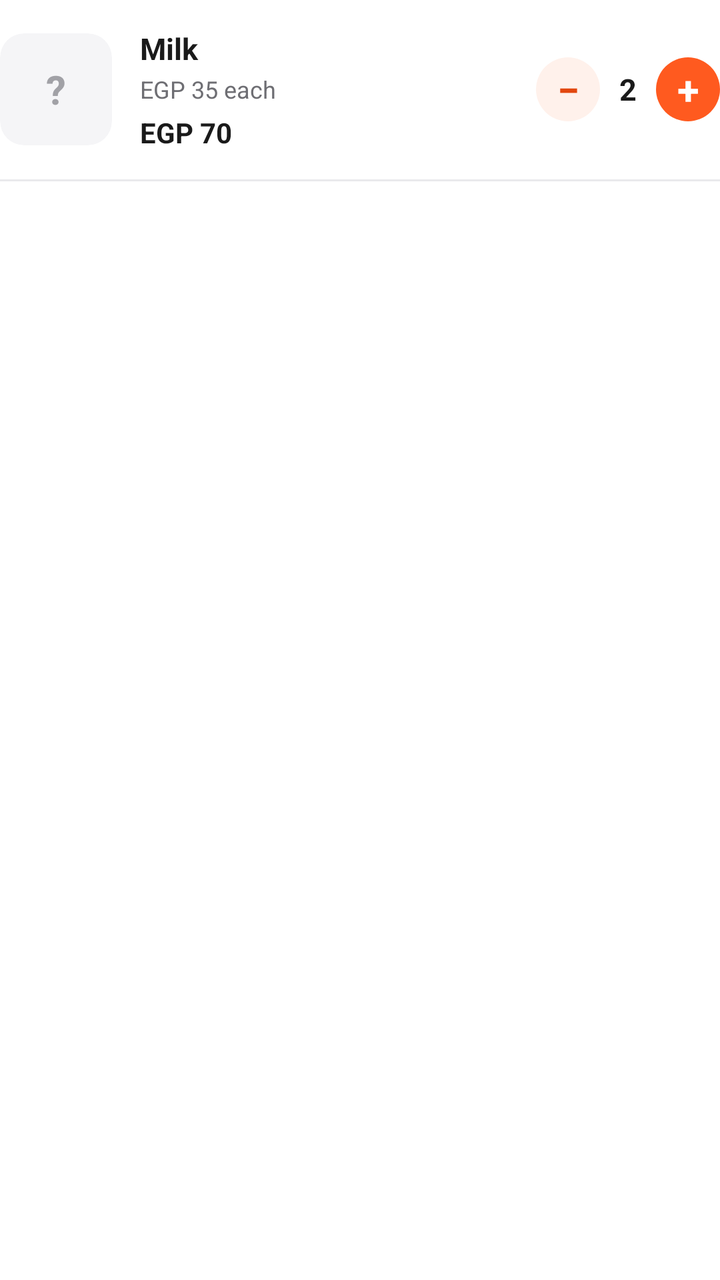
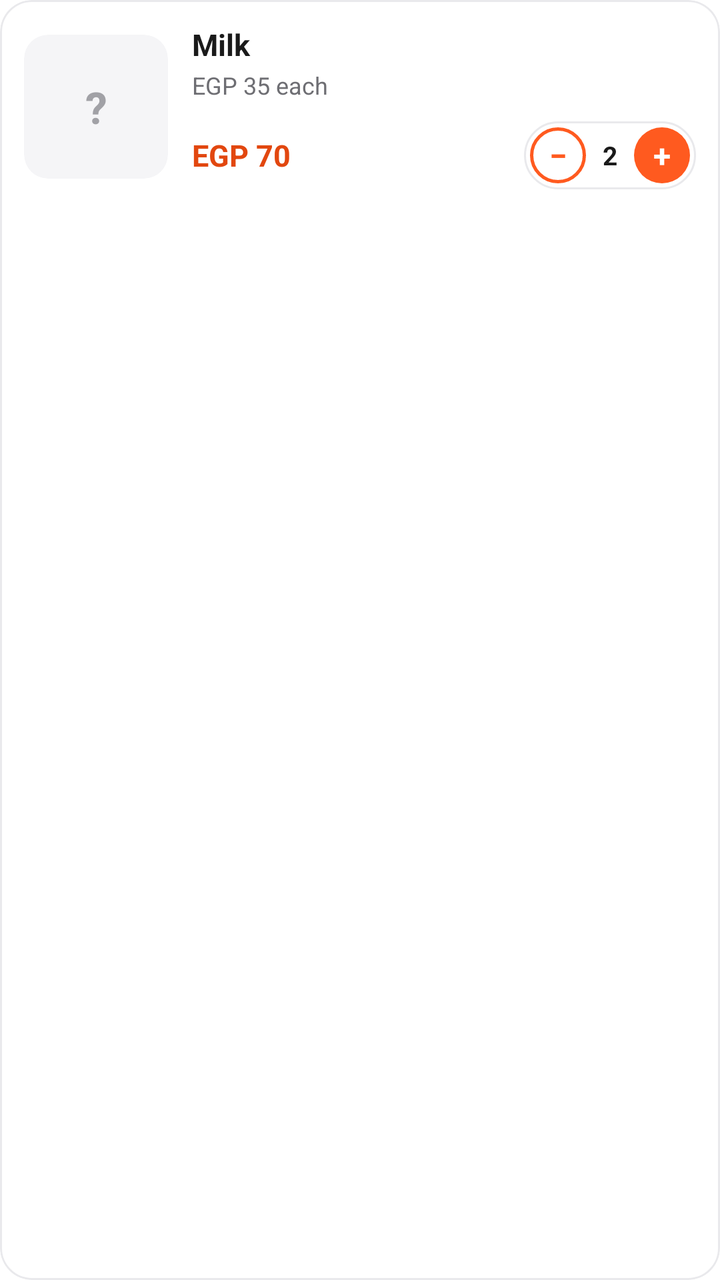

Screens rendered from an Android XML layout before and after an edit, with the pre-edit source and the edit as a unified diff.
<!-- AndroidManifest.xml: application theme Theme.SignalingFoodApp -->
<!-- res/layout/item_cart.xml -->
<?xml version="1.0" encoding="utf-8"?>
<LinearLayout xmlns:android="http://schemas.android.com/apk/res/android"
    xmlns:app="http://schemas.android.com/apk/res-auto"
    android:layout_width="match_parent"
    android:layout_height="wrap_content"
    android:orientation="vertical">

    <LinearLayout
        android:layout_width="match_parent"
        android:layout_height="wrap_content"
        android:gravity="center_vertical"
        android:orientation="horizontal"
        android:paddingVertical="14dp">

        
        <com.google.android.material.card.MaterialCardView
            android:layout_width="56dp"
            android:layout_height="56dp"
            app:cardBackgroundColor="@color/surface"
            app:cardCornerRadius="12dp"
            app:cardElevation="0dp"
            app:strokeWidth="0dp">

            <TextView
                android:id="@+id/tvCartInitial"
                android:layout_width="match_parent"
                android:layout_height="match_parent"
                android:gravity="center"
                android:text="?"
                android:textColor="@color/text_hint"
                android:textSize="20sp"
                android:textStyle="bold" />

            <ImageView
                android:id="@+id/ivCartPhoto"
                android:layout_width="match_parent"
                android:layout_height="match_parent"
                android:contentDescription="Product photo"
                android:scaleType="centerCrop" />
        </com.google.android.material.card.MaterialCardView>

        <LinearLayout
            android:layout_width="0dp"
            android:layout_height="wrap_content"
            android:layout_marginStart="14dp"
            android:layout_weight="1"
            android:orientation="vertical">

            <TextView
                android:id="@+id/tvCartName"
                android:layout_width="match_parent"
                android:layout_height="wrap_content"
                android:ellipsize="end"
                android:maxLines="1"
                android:text="Milk"
                android:textColor="@color/text_primary"
                android:textSize="15sp"
                android:textStyle="bold" />

            <TextView
                android:id="@+id/tvCartUnit"
                android:layout_width="match_parent"
                android:layout_height="wrap_content"
                android:layout_marginTop="2dp"
                android:text="EGP 35 each"
                android:textColor="@color/text_secondary"
                android:textSize="12sp" />

            <TextView
                android:id="@+id/tvCartLineTotal"
                android:layout_width="match_parent"
                android:layout_height="wrap_content"
                android:layout_marginTop="4dp"
                android:text="EGP 70"
                android:textColor="@color/text_primary"
                android:textSize="14sp"
                android:textStyle="bold" />
        </LinearLayout>

        
        <LinearLayout
            android:layout_width="wrap_content"
            android:layout_height="wrap_content"
            android:layout_marginStart="8dp"
            android:gravity="center_vertical"
            android:orientation="horizontal">

            <TextView
                android:id="@+id/btnCartMinus"
                android:layout_width="32dp"
                android:layout_height="32dp"
                android:background="@drawable/bg_circle_soft"
                android:contentDescription="Remove one"
                android:gravity="center"
                android:text="−"
                android:textColor="@color/brand_dark"
                android:textSize="20sp"
                android:textStyle="bold" />

            <TextView
                android:id="@+id/tvCartQty"
                android:layout_width="wrap_content"
                android:layout_height="wrap_content"
                android:minWidth="28dp"
                android:gravity="center"
                android:text="2"
                android:textColor="@color/text_primary"
                android:textSize="15sp"
                android:textStyle="bold" />

            <TextView
                android:id="@+id/btnCartPlus"
                android:layout_width="32dp"
                android:layout_height="32dp"
                android:background="@drawable/bg_circle_brand"
                android:contentDescription="Add one"
                android:gravity="center"
                android:text="+"
                android:textColor="@color/white"
                android:textSize="20sp"
                android:textStyle="bold" />
        </LinearLayout>
    </LinearLayout>

    
    <View
        android:layout_width="match_parent"
        android:layout_height="1dp"
        android:background="@color/divider" />
</LinearLayout>
<!-- resources referenced by this layout -->
<resources>
  <color name="brand_dark">#E2470F</color>
  <color name="divider">#E9E9EC</color>
  <color name="surface">#F5F5F7</color>
  <color name="text_hint">#A1A1A6</color>
  <color name="text_primary">#1A1A1A</color>
  <color name="text_secondary">#6E6E73</color>
  <color name="white">#FFFFFFFF</color>
  <!-- drawable bg_circle_brand (drawable) -->
  <?xml version="1.0" encoding="utf-8"?>
  <shape xmlns:android="http://schemas.android.com/apk/res/android"
      android:shape="oval">
      <solid android:color="@color/brand" />
  </shape>
  <!-- drawable bg_circle_soft (drawable) -->
  <?xml version="1.0" encoding="utf-8"?>
  <shape xmlns:android="http://schemas.android.com/apk/res/android"
      android:shape="oval">
      <solid android:color="@color/brand_soft" />
  </shape>
  <style name="Theme.SignalingFoodApp" parent="Base.Theme.SignalingFoodApp" />
  <color name="brand">#FF5A1F</color>
  <color name="brand_soft">#FFF1EB</color>
  <color name="background">#FFFFFF</color>
  <color name="error">#D93025</color>
  <style name="Widget.App.Button" parent="Widget.Material3.Button">
          <item name="android:minHeight">56dp</item>
          <item name="android:insetTop">0dp</item>
          <item name="android:insetBottom">0dp</item>
          <item name="android:textSize">16sp</item>
          <item name="android:textAllCaps">false</item>
          <item name="android:fontFamily">sans-serif-medium</item>
          <item name="cornerRadius">14dp</item>
      </style>
  <style name="Widget.App.TextInput" parent="Widget.Material3.TextInputLayout.OutlinedBox">
          <item name="boxCornerRadiusTopStart">14dp</item>
          <item name="boxCornerRadiusTopEnd">14dp</item>
          <item name="boxCornerRadiusBottomStart">14dp</item>
          <item name="boxCornerRadiusBottomEnd">14dp</item>
          <item name="boxStrokeColor">@color/input_stroke</item>
          <item name="boxStrokeWidth">1dp</item>
          <item name="boxStrokeWidthFocused">2dp</item>
          <item name="hintTextColor">@color/brand</item>
          <item name="boxBackgroundColor">@color/background</item>
      </style>
  <!-- unchanged entries left out for length: 1 -->
</resources>

<!-- the commit's change to res/layout/item_cart.xml (unified diff, before → after) -->
@@ -1,21 +1,25 @@
 <?xml version="1.0" encoding="utf-8"?>
-<LinearLayout xmlns:android="http://schemas.android.com/apk/res/android"
+<com.google.android.material.card.MaterialCardView xmlns:android="http://schemas.android.com/apk/res/android"
     xmlns:app="http://schemas.android.com/apk/res-auto"
     android:layout_width="match_parent"
     android:layout_height="wrap_content"
-    android:orientation="vertical">
+    android:layout_marginBottom="10dp"
+    app:cardBackgroundColor="@color/background"
+    app:cardCornerRadius="16dp"
+    app:cardElevation="0dp"
+    app:strokeColor="@color/divider"
+    app:strokeWidth="1dp">
 
     <LinearLayout
         android:layout_width="match_parent"
         android:layout_height="wrap_content"
         android:gravity="center_vertical"
         android:orientation="horizontal"
-        android:paddingVertical="14dp">
+        android:padding="12dp">
 
-        
         <com.google.android.material.card.MaterialCardView
-            android:layout_width="56dp"
-            android:layout_height="56dp"
+            android:layout_width="72dp"
+            android:layout_height="72dp"
             app:cardBackgroundColor="@color/surface"
             app:cardCornerRadius="12dp"
             app:cardElevation="0dp"
@@ -28,7 +32,7 @@
                 android:gravity="center"
                 android:text="?"
                 android:textColor="@color/text_hint"
-                android:textSize="20sp"
+                android:textSize="22sp"
                 android:textStyle="bold" />
 
             <ImageView
@@ -42,7 +46,7 @@
         <LinearLayout
             android:layout_width="0dp"
             android:layout_height="wrap_content"
-            android:layout_marginStart="14dp"
+            android:layout_marginStart="12dp"
             android:layout_weight="1"
             android:orientation="vertical">
 
@@ -51,7 +55,7 @@
                 android:layout_width="match_parent"
                 android:layout_height="wrap_content"
                 android:ellipsize="end"
-                android:maxLines="1"
+                android:maxLines="2"
                 android:text="Milk"
                 android:textColor="@color/text_primary"
                 android:textSize="15sp"
@@ -66,65 +70,67 @@
                 android:textColor="@color/text_secondary"
                 android:textSize="12sp" />
 
-            <TextView
-                android:id="@+id/tvCartLineTotal"
+            <LinearLayout
                 android:layout_width="match_parent"
                 android:layout_height="wrap_content"
-                android:layout_marginTop="4dp"
-                android:text="EGP 70"
-                android:textColor="@color/text_primary"
-                android:textSize="14sp"
-                android:textStyle="bold" />
-        </LinearLayout>
+                android:layout_marginTop="10dp"
+                android:gravity="center_vertical"
+                android:orientation="horizontal">
 
-        
-        <LinearLayout
-            android:layout_width="wrap_content"
-            android:layout_height="wrap_content"
-            android:layout_marginStart="8dp"
-            android:gravity="center_vertical"
-            android:orientation="horizontal">
+                <TextView
+                    android:id="@+id/tvCartLineTotal"
+                    android:layout_width="0dp"
+                    android:layout_height="wrap_content"
+                    android:layout_weight="1"
+                    android:text="EGP 70"
+                    android:textColor="@color/brand_dark"
+                    android:textSize="15sp"
+                    android:textStyle="bold" />
 
-            <TextView
-                android:id="@+id/btnCartMinus"
-                android:layout_width="32dp"
-                android:layout_height="32dp"
-                android:background="@drawable/bg_circle_soft"
-                android:contentDescription="Remove one"
-                android:gravity="center"
-                android:text="−"
-                android:textColor="@color/brand_dark"
-                android:textSize="20sp"
-                android:textStyle="bold" />
+                <LinearLayout
+                    android:layout_width="wrap_content"
+                    android:layout_height="34dp"
+                    android:background="@drawable/bg_stepper_track"
+                    android:gravity="center_vertical"
+                    android:orientation="horizontal"
+                    android:paddingHorizontal="3dp">
 
-            <TextView
-                android:id="@+id/tvCartQty"
-                android:layout_width="wrap_content"
-                android:layout_height="wrap_content"
-                android:minWidth="28dp"
-                android:gravity="center"
-                android:text="2"
-                android:textColor="@color/text_primary"
-                android:textSize="15sp"
-                android:textStyle="bold" />
+                    <TextView
+                        android:id="@+id/btnCartMinus"
+                        android:layout_width="28dp"
+                        android:layout_height="28dp"
+                        android:background="@drawable/bg_btn_minus"
+                        android:contentDescription="Remove one"
+                        android:gravity="center"
+                        android:text="−"
+                        android:textColor="@color/brand"
+                        android:textSize="16sp"
+                        android:textStyle="bold" />
 
-            <TextView
-                android:id="@+id/btnCartPlus"
-                android:layout_width="32dp"
-                android:layout_height="32dp"
-                android:background="@drawable/bg_circle_brand"
-                android:contentDescription="Add one"
-                android:gravity="center"
-                android:text="+"
-                android:textColor="@color/white"
-                android:textSize="20sp"
-                android:textStyle="bold" />
+                    <TextView
+                        android:id="@+id/tvCartQty"
+                        android:layout_width="wrap_content"
+                        android:layout_height="wrap_content"
+                        android:minWidth="24dp"
+                        android:gravity="center"
+                        android:text="2"
+                        android:textColor="@color/text_primary"
+                        android:textSize="13sp"
+                        android:textStyle="bold" />
+
+                    <TextView
+                        android:id="@+id/btnCartPlus"
+                        android:layout_width="28dp"
+                        android:layout_height="28dp"
+                        android:background="@drawable/bg_btn_add"
+                        android:contentDescription="Add one"
+                        android:gravity="center"
+                        android:text="+"
+                        android:textColor="@color/white"
+                        android:textSize="16sp"
+                        android:textStyle="bold" />
+                </LinearLayout>
+            </LinearLayout>
         </LinearLayout>
     </LinearLayout>
-
-    
-    <View
-        android:layout_width="match_parent"
-        android:layout_height="1dp"
-        android:background="@color/divider" />
-</LinearLayout>
+</com.google.android.material.card.MaterialCardView>
<!-- resource entries referenced after the edit -->
@@ -7,17 +7,36 @@
   <color name="text_primary">#1A1A1A</color>
   <color name="text_secondary">#6E6E73</color>
   <color name="white">#FFFFFFFF</color>
-  <!-- drawable bg_circle_brand (drawable) -->
+  <!-- drawable bg_btn_add (drawable) -->
   <?xml version="1.0" encoding="utf-8"?>
   <shape xmlns:android="http://schemas.android.com/apk/res/android"
       android:shape="oval">
       <solid android:color="@color/brand" />
+      <size
+          android:width="36dp"
+          android:height="36dp" />
   </shape>
-  <!-- drawable bg_circle_soft (drawable) -->
+  <!-- drawable bg_btn_minus (drawable) -->
   <?xml version="1.0" encoding="utf-8"?>
   <shape xmlns:android="http://schemas.android.com/apk/res/android"
       android:shape="oval">
-      <solid android:color="@color/brand_soft" />
+      <solid android:color="@color/white" />
+      <stroke
+          android:width="1.5dp"
+          android:color="@color/brand" />
+      <size
+          android:width="32dp"
+          android:height="32dp" />
+  </shape>
+  <!-- drawable bg_stepper_track (drawable) -->
+  <?xml version="1.0" encoding="utf-8"?>
+  <shape xmlns:android="http://schemas.android.com/apk/res/android"
+      android:shape="rectangle">
+      <solid android:color="@color/white" />
+      <stroke
+          android:width="1dp"
+          android:color="@color/divider" />
+      <corners android:radius="100dp" />
   </shape>
   <style name="Theme.SignalingFoodApp" parent="Base.Theme.SignalingFoodApp" />
   <color name="brand">#FF5A1F</color>
@@ -25,13 +44,15 @@
   <color name="background">#FFFFFF</color>
   <color name="error">#D93025</color>
   <style name="Widget.App.Button" parent="Widget.Material3.Button">
-          <item name="android:minHeight">56dp</item>
+          <item name="android:minHeight">54dp</item>
           <item name="android:insetTop">0dp</item>
           <item name="android:insetBottom">0dp</item>
           <item name="android:textSize">16sp</item>
           <item name="android:textAllCaps">false</item>
           <item name="android:fontFamily">sans-serif-medium</item>
-          <item name="cornerRadius">14dp</item>
+          <item name="cornerRadius">28dp</item>
+          <item name="backgroundTint">@color/brand</item>
+          <item name="android:letterSpacing">0.01</item>
       </style>
   <style name="Widget.App.TextInput" parent="Widget.Material3.TextInputLayout.OutlinedBox">
           <item name="boxCornerRadiusTopStart">14dp</item>
